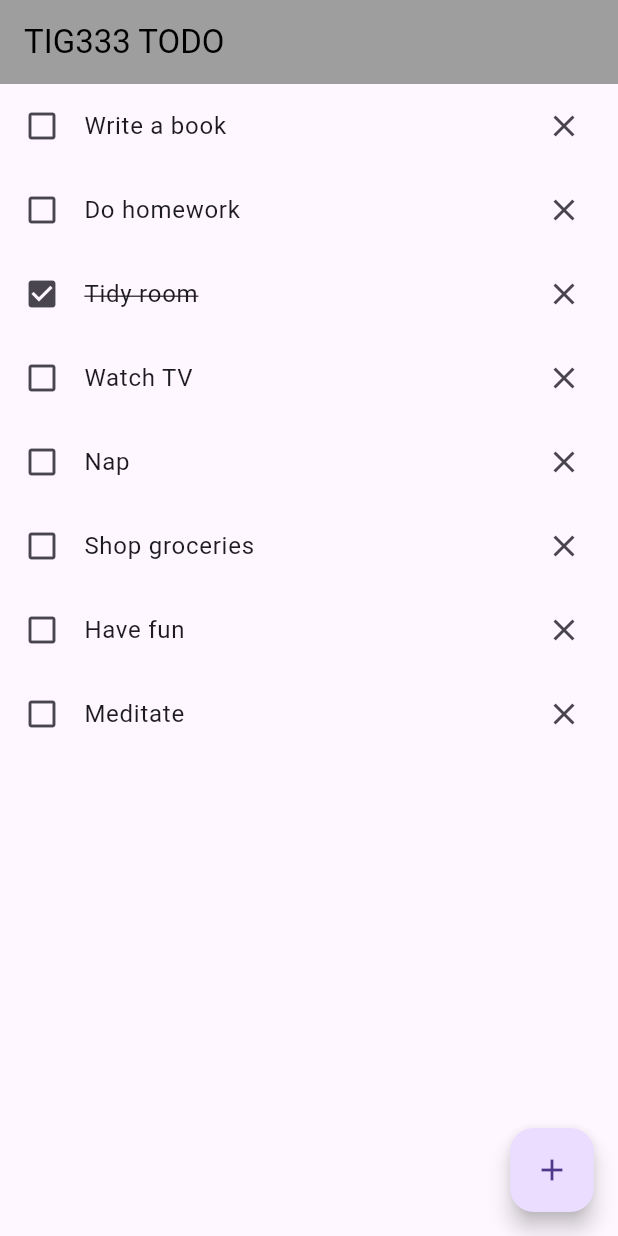
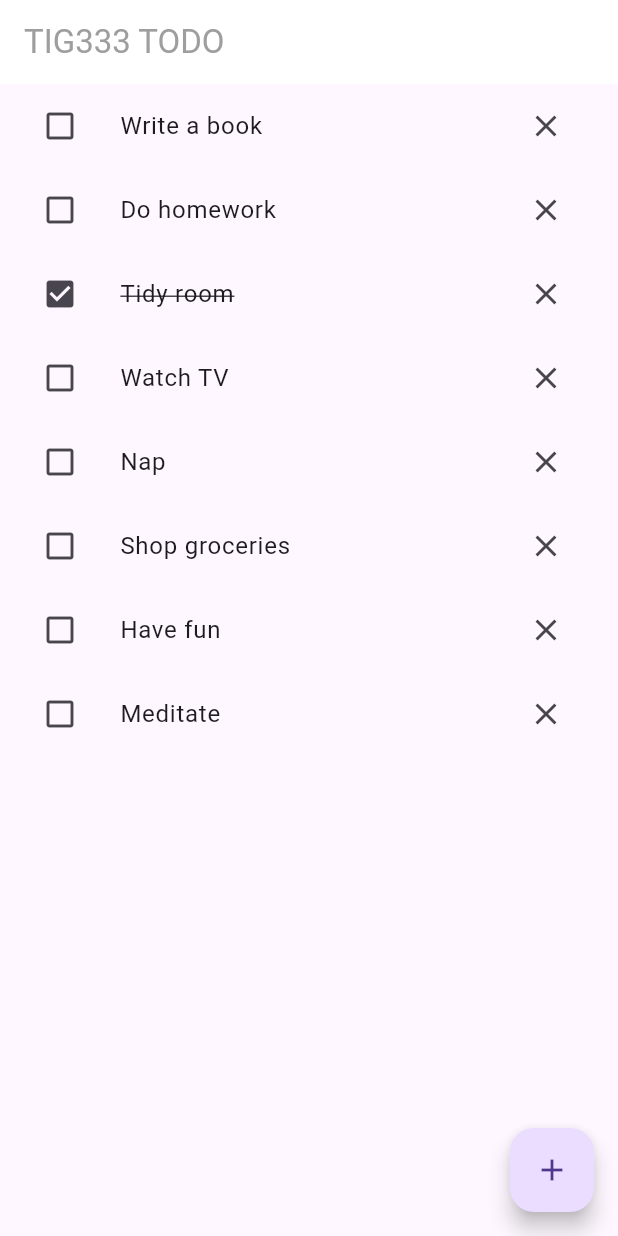
Before and after one commit to gu-tig333-ht24/gusahsal, a Flutter app: the screen it shows after launch, on a phone screen of 412 x 824 dp. Run offline on Flutter 3.47's test engine with Material 3 defaults, Android fonts, the phone set to English and light mode, and no system bars.

Commit message:
Implementerat steg 2

```diff
--- a/lib/main.dart
+++ b/lib/main.dart
@@ -1,4 +1,5 @@
 import 'package:flutter/material.dart';
+import 'todo_list.dart';
 
 void main() {
   runApp(TodoApp());
@@ -12,59 +13,3 @@ class TodoApp extends StatelessWidget {
     );
   }
 }
-
-class TodoList extends StatelessWidget {
-  @override
-  Widget build(BuildContext context) {
-    return Scaffold(
-      appBar: AppBar(
-        title: const Text(
-          'TIG333 TODO',
-          style: TextStyle(
-            color: Colors.black, // Gör texten grå
-          ),
-        ),
-        backgroundColor: Colors
-            .grey, // Valfri, men för att se grå text bra kan bakgrunden vara vit
-        iconTheme: const IconThemeData(
-          color: Colors.grey, // Gör ikonerna grå också, om du har några
-        ),
-      ),
-      body: Column(
-        children: [
-          _todoItem('Write a book'),
-          _todoItem('Do homework'),
-          _todoItemCompleted('Tidy room'),
-          _todoItem('Watch TV'),
-          _todoItem('Nap'),
-          _todoItem('Shop groceries'),
-          _todoItem('Have fun'),
-          _todoItem('Meditate'),
-        ],
-      ),
-      floatingActionButton: FloatingActionButton(
-        onPressed: () {},
-        child: const Icon(Icons.add),
-      ),
-    );
-  }
-
-  Widget _todoItem(String task) {
-    return ListTile(
-      leading: const Icon(Icons.check_box_outline_blank),
-      title: Text(task),
-      trailing: const Icon(Icons.close),
-    );
-  }
-
-  Widget _todoItemCompleted(String task) {
-    return ListTile(
-      leading: const Icon(Icons.check_box),
-      title: Text(
-        task,
-        style: const TextStyle(decoration: TextDecoration.lineThrough),
-      ),
-      trailing: const Icon(Icons.close),
-    );
-  }
-}
--- /dev/null
+++ b/lib/todo_item.dart
@@ -0,0 +1,6 @@
+class TodoItem {
+  String task;
+  bool isCompleted;
+
+  TodoItem({required this.task, this.isCompleted = false});
+}
--- /dev/null
+++ b/lib/todo_list.dart
@@ -0,0 +1,122 @@
+import 'package:flutter/material.dart';
+import 'todo_item.dart'; // Import för TodoItem-modellen
+
+class TodoList extends StatefulWidget {
+  @override
+  _TodoListState createState() => _TodoListState();
+}
+
+class _TodoListState extends State<TodoList> {
+  List<TodoItem> _todos = [
+    TodoItem(task: 'Write a book', isCompleted: false),
+    TodoItem(task: 'Do homework', isCompleted: false),
+    TodoItem(task: 'Tidy room', isCompleted: true),
+    TodoItem(task: 'Watch TV', isCompleted: false),
+    TodoItem(task: 'Nap', isCompleted: false),
+    TodoItem(task: 'Shop groceries', isCompleted: false),
+    TodoItem(task: 'Have fun', isCompleted: false),
+    TodoItem(task: 'Meditate', isCompleted: false),
+  ];
+
+  void _addTodoItem(String task) {
+    setState(() {
+      _todos.add(TodoItem(task: task, isCompleted: false));
+    });
+  }
+
+  void _toggleCompletion(int index) {
+    setState(() {
+      _todos[index].isCompleted = !_todos[index].isCompleted;
+    });
+  }
+
+  void _removeTodoItem(int index) {
+    setState(() {
+      _todos.removeAt(index);
+    });
+  }
+
+  void _showAddTodoDialog() {
+    TextEditingController controller = TextEditingController();
+
+    showDialog(
+      context: context,
+      builder: (BuildContext context) {
+        return AlertDialog(
+          title: Text('Add Todo'),
+          content: TextField(
+            controller: controller,
+            decoration: InputDecoration(hintText: 'Enter task here'),
+          ),
+          actions: [
+            TextButton(
+              child: Text('Cancel'),
+              onPressed: () {
+                Navigator.of(context).pop();
+              },
+            ),
+            TextButton(
+              child: Text('Add'),
+              onPressed: () {
+                if (controller.text.isNotEmpty) {
+                  _addTodoItem(controller.text);
+                }
+                Navigator.of(context).pop();
+              },
+            ),
+          ],
+        );
+      },
+    );
+  }
+
+  @override
+  Widget build(BuildContext context) {
+    return Scaffold(
+      appBar: AppBar(
+        title: Text(
+          'TIG333 TODO',
+          style: TextStyle(color: Colors.grey),
+        ),
+        backgroundColor: Colors.white,
+        iconTheme: IconThemeData(color: Colors.grey),
+      ),
+      body: ListView.builder(
+        itemCount: _todos.length,
+        itemBuilder: (context, index) {
+          return _todoItem(_todos[index], index);
+        },
+      ),
+      floatingActionButton: FloatingActionButton(
+        onPressed: _showAddTodoDialog,
+        child: Icon(Icons.add),
+      ),
+    );
+  }
+
+  Widget _todoItem(TodoItem todo, int index) {
+    return ListTile(
+      leading: IconButton(
+        icon: Icon(
+            todo.isCompleted ? Icons.check_box : Icons.check_box_outline_blank),
+        onPressed: () {
+          _toggleCompletion(index);
+        },
+      ),
+      title: Text(
+        todo.task,
+        style: TextStyle(
+          decoration: todo.isCompleted
+              ? TextDecoration.lineThrough
+              : TextDecoration.none,
+        ),
+      ),
+      trailing: IconButton(
+        icon: Icon(Icons.close),
+        onPressed: () {
+          _removeTodoItem(index);
+        },
+      ),
+    );
+  }
+}
```
Also changed, not shown: lib/dialog_helpers.dart (added, +35 -0 lines), pubspec.lock.
